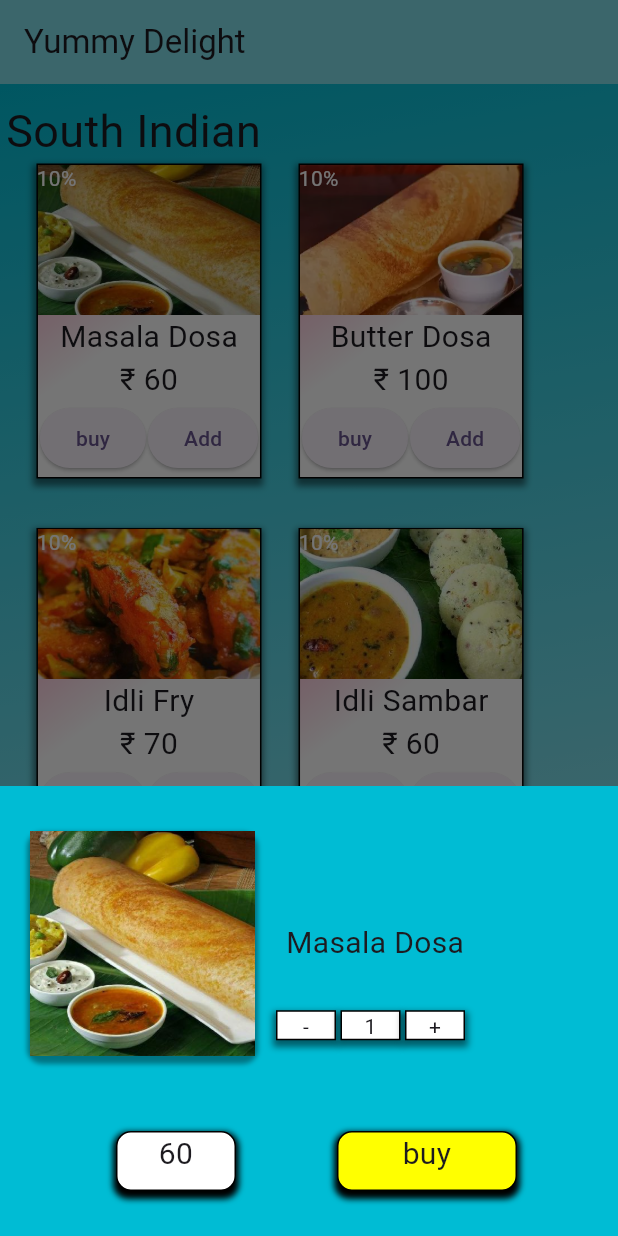
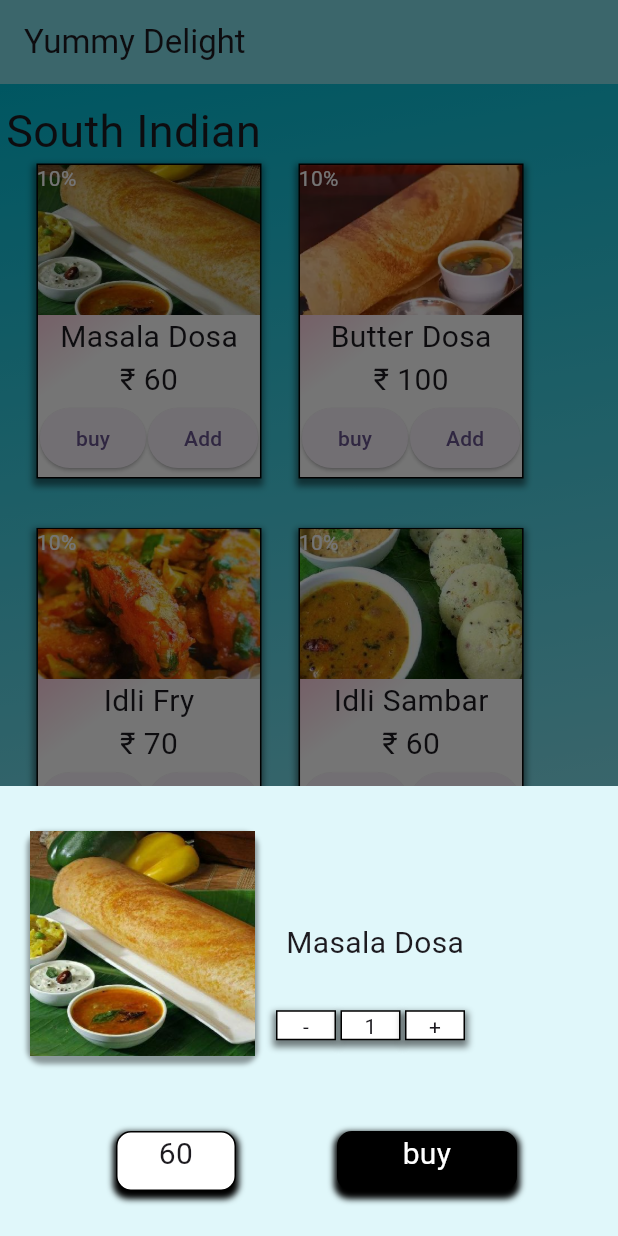
Before and after one commit to Divyanshu050303/fooddelivery, a Flutter app: the screen it shows once a user with an empty profile is signed in, after a tap on "buy", on a phone screen of 412 x 824 dp. Run offline on Flutter 3.47's test engine with Material 2 defaults, Android fonts, the phone set to English and light mode, and no system bars; our stand-ins replace cloud_firestore, firebase_auth, firebase_core, firebase_database, firebase_storage, fluttertoast and 4 more; missing offline and left inert: fluid_bottom_nav_bar, flutter_decorated_text, super_banners; accounts and stored records are empty.

Commit message:
Update background color

```diff
--- a/lib/util/ItemCardWithCornerBanner.dart
+++ b/lib/util/ItemCardWithCornerBanner.dart
@@ -116,7 +116,7 @@ class _ItemCardWithCornerBannerState extends State<ItemCardWithCornerBanner> {
         return Container(
           height: 300,
           width: MediaQuery.of(context).size.width,
-          color: Colors.cyan,
+          color: Colors.cyan.shade50,
           child: Column(
             children: [
               Padding(
@@ -288,15 +288,11 @@ class _ItemCardWithCornerBannerState extends State<ItemCardWithCornerBanner> {
                     ),
                     GestureDetector(
                       onTap: (){
-                        Navigator.push(context, MaterialPageRoute(builder: (context)=>  OrderSummary(image:widget.image, name: widget.name,quantity:widget.quantity,)));
+                        Navigator.push(context, MaterialPageRoute(builder: (context)=>  OrderSummary(image:widget.image, name: widget.name,quantity:widget.quantity,price: widget.price,)));
                       },
                       child: Container(
                         decoration: BoxDecoration(
-                            gradient: const LinearGradient(
-                              colors: [Colors.yellowAccent, Colors.yellowAccent],
-                              begin: Alignment.topLeft,
-                              end: Alignment.bottomRight,
-                            ),
+                            color: Colors.black,
                             borderRadius: BorderRadius.circular(10),
                             boxShadow: const [
                               BoxShadow(
@@ -318,6 +314,7 @@ class _ItemCardWithCornerBannerState extends State<ItemCardWithCornerBanner> {
                             textAlign: TextAlign.center,
                             style: TextStyle(
                               fontSize: 20,
+                              color: Colors.white
                             )),
                       ),
                     ),
```
